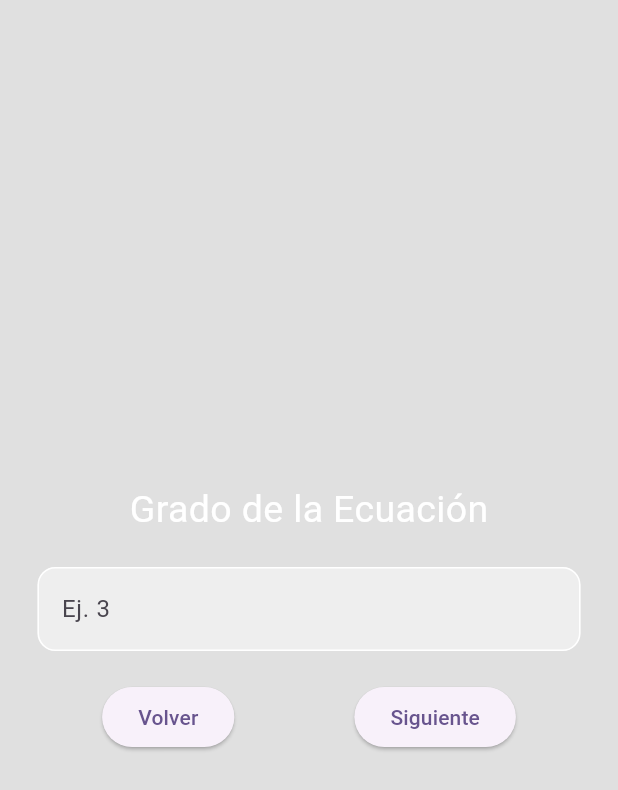
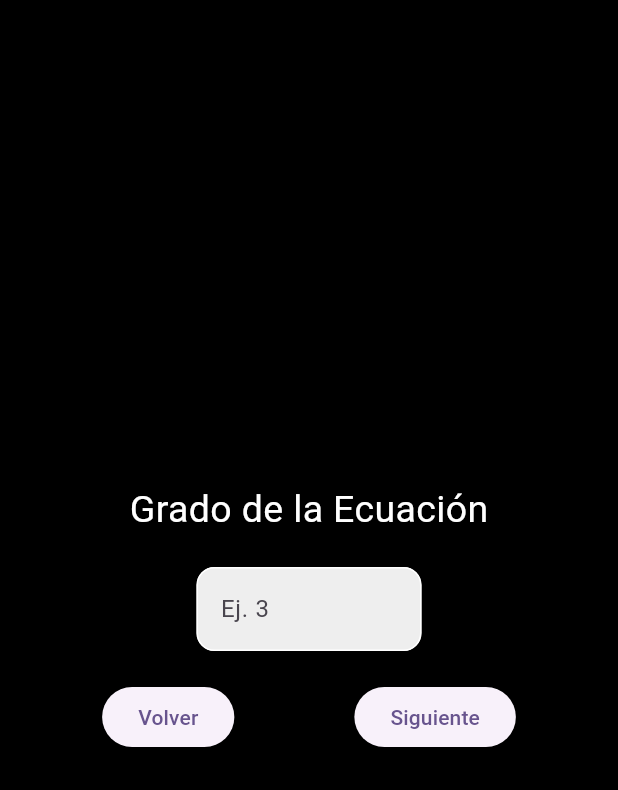
Before and after one commit to HectorPaulo/factorizacion_por_division_sintetica, a Flutter app: the PaginaDefinirGradoEcuacion screen opened directly, on a phone screen of 412 x 824 dp. Shown: the top 790 px of the screen. Run offline on Flutter 3.47's test engine with Material 3 defaults, Android fonts, the phone set to English and light mode, and no system bars.

```diff
--- a/lib/PaginaAceptarEcuacion.dart
+++ b/lib/PaginaAceptarEcuacion.dart
@@ -11,7 +11,7 @@ class PaginaAceptarEcuacion extends StatelessWidget {
   @override
   Widget build(BuildContext context) {
     return Scaffold(
-      backgroundColor: Colors.black12,
+      backgroundColor: Colors.black,
       body: Center(
         child: Column(
           mainAxisAlignment: MainAxisAlignment.center,
--- a/lib/PaginaDefinirGradoEcuacion.dart
+++ b/lib/PaginaDefinirGradoEcuacion.dart
@@ -41,7 +41,7 @@ class _PaginaDefinirGradoEcuacionState
   @override
   Widget build(BuildContext context) {
     return Scaffold(
-      backgroundColor: Colors.black12,
+      backgroundColor: Colors.black,
       body: Center(
         child: Form(
           key: _formKey,
@@ -55,6 +55,8 @@ class _PaginaDefinirGradoEcuacionState
               const SizedBox(height: 20),
               Padding(
                 padding: const EdgeInsets.symmetric(horizontal: 25.0),
+                child: SizedBox(
+                  width: 150,
                   child: TextFormField(
                     keyboardType: TextInputType.number,
                     decoration: InputDecoration(
@@ -83,6 +85,7 @@ class _PaginaDefinirGradoEcuacionState
                             _grado + 1, 0); // Inicializar coeficientes
                       });
                     },
+                  ),
                 ),
               ),
               const SizedBox(height: 20),
--- a/lib/PaginaResultado.dart
+++ b/lib/PaginaResultado.dart
@@ -10,7 +10,7 @@ class PaginaResultado extends StatelessWidget {
   @override
   Widget build(BuildContext context) {
     return Scaffold(
-        backgroundColor: Colors.black12,
+        backgroundColor: Colors.black,
         body: Center(
             child: Row(
           mainAxisAlignment: MainAxisAlignment.center,
```
Also changed, not shown: lib/PaginaCrearEcuacion.dart (+9 -6 lines), 2 other files. Lines whose indentation alone changed are shown as unchanged.
